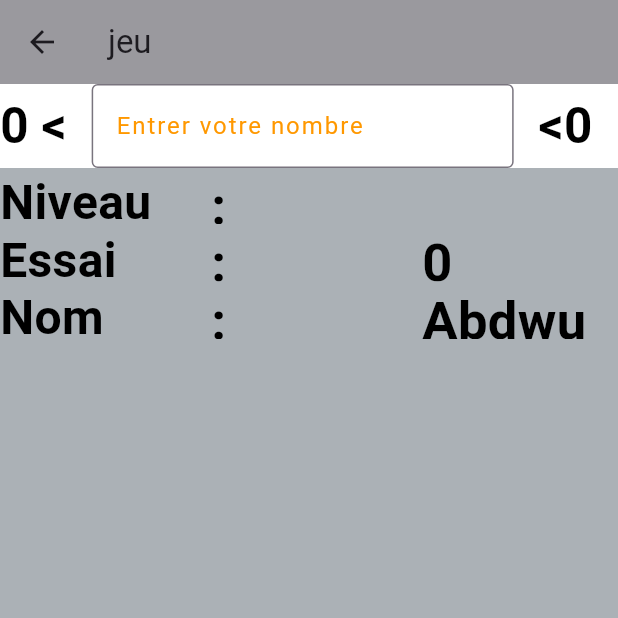
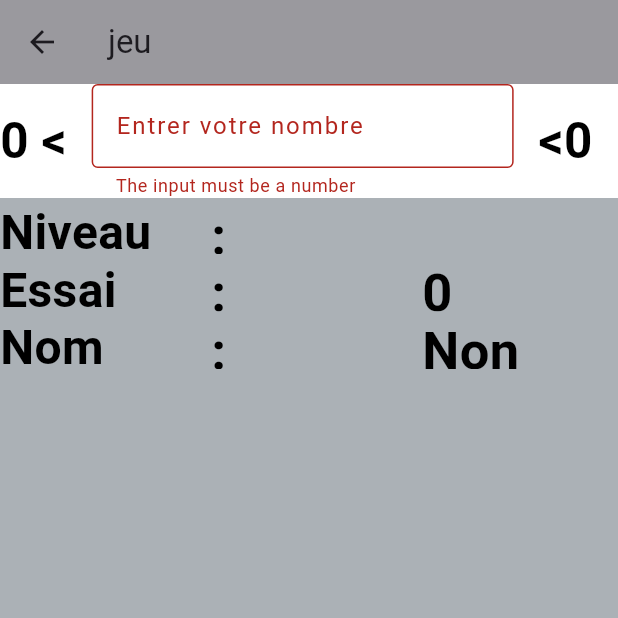
Before and after one commit to Yannis-barache/nombre_mystere, a Flutter app: the GamePage screen opened directly with empty values, on a phone screen of 412 x 824 dp, the top half of it. Run offline on Flutter 3.47's test engine with Material 3 defaults, Android fonts, the phone set to English and light mode, and no system bars; our stand-ins replace go_router, sqflite, sqflite_common; missing offline and left inert: dart:ffi; accounts and stored records are empty.

Commit message:
mise en place de la connecyion et de la bd pour un joueur

```diff
--- a/lib/const.dart
+++ b/lib/const.dart
@@ -0,0 +1,4 @@
+
+import 'package:nombre_mystere/model/classe/joueur.dart';
+
+Joueur leJoueur = Joueur(pseudo: 'Non connecté');
--- a/lib/main.dart
+++ b/lib/main.dart
@@ -1,7 +1,11 @@
 import 'package:flutter/material.dart';
 import 'package:go_router/go_router.dart';
+import 'package:nombre_mystere/model/sql/bd.dart';
+
 import 'package:nombre_mystere/MyApp.dart';
 
 void main() {
+
+
   runApp(const MyApp());
 }
--- a/lib/pages/Gamepage.dart
+++ b/lib/pages/Gamepage.dart
@@ -3,6 +3,7 @@ import 'dart:ffi';
 
 import 'package:flutter/material.dart';
 import 'package:nombre_mystere/model/classeBD/Level_BD.dart';
+import 'package:nombre_mystere/const.dart';
 import 'package:nombre_mystere/style/input.dart';
 
 
@@ -25,7 +26,7 @@ class FindNumber extends State<GamePage> {
   int nbEssais = 0;
   int currentRangeMin = 0;
   int currentRangeMax = 0;
-
+  String nomUser = leJoueur.pseudo;
 
   double calculateTextSize(BuildContext context, double screenHeight) {
     // Calculer la taille du texte en fonction de la hauteur de l'écran
@@ -207,9 +208,9 @@ class FindNumber extends State<GamePage> {
                             color: Colors.black,
                           ),
                         ),
-                      const Text(
-                          'Abdwu',
-                          style: TextStyle(
+                      Text(
+                          nomUser,
+                          style: const TextStyle(
                             fontSize: 35, // Taille fixe pour le moment
                             fontWeight: FontWeight.bold,
                             color: Colors.black,
--- a/lib/pages/ScorePage.dart
+++ b/lib/pages/ScorePage.dart
@@ -6,6 +6,10 @@ class ScorePage extends StatelessWidget {
 
   @override
   Widget build(BuildContext context) {
-    return FutureBuilder(future: , builder: builder)
+    return const Scaffold(
+      body: Center(
+        child: Text('Score Page'),
+      ),
+    );
   }
 }
--- a/lib/router.dart
+++ b/lib/router.dart
@@ -5,6 +5,7 @@ import 'package:nombre_mystere/pages/HomePage.dart';
 import 'package:nombre_mystere/pages/RulesPage.dart';
 import 'package:nombre_mystere/pages/LevelPage.dart';
 import 'package:nombre_mystere/pages/GamePage.dart';
+import 'package:nombre_mystere/pages/LoginPage.dart';
 
 final GlobalKey<NavigatorState> _goRouterKey = GlobalKey<NavigatorState>();
 final GlobalKey<NavigatorState> _shellRouteKey = GlobalKey<NavigatorState>();
@@ -31,6 +32,14 @@ class AppRouter {
             },
           ),
           GoRoute(
+            // page de jeu avec l'id du niveau
+            path: 'login',
+            parentNavigatorKey: _goRouterKey,
+            builder: (context, state) {
+              return const LoginPage();
+            },
+          ),
+          GoRoute(
             path: 'niveaux',
             parentNavigatorKey: _goRouterKey,
             builder: (context, state) {
@@ -45,6 +54,14 @@ class AppRouter {
               return GamePage(idNiveau: int.parse(state.pathParameters['id']!));
             },
           ),
+          GoRoute(
+            path: 'score/:id',
+            parentNavigatorKey: _goRouterKey,
+            builder: (context, state) {
+              return const RulesPage();
+            },
+          ),
+
         ],
       ),
     ],
--- a/lib/style/input.dart
+++ b/lib/style/input.dart
@@ -1,9 +1,8 @@
-
 import 'package:flutter/material.dart';
-
+import 'package:flutter/services.dart';
 
 class InputNombre extends StatelessWidget {
-  const InputNombre({super.key});
+  const InputNombre({Key? key});
 
   @override
   Widget build(BuildContext context) {
@@ -15,7 +14,7 @@ class InputNombre extends StatelessWidget {
         // by default, but the theme's error color if the input decorator
         // is in its error state.
         labelStyle: MaterialStateTextStyle.resolveWith(
-              (Set<MaterialState> states) {
+          (Set<MaterialState> states) {
             final Color color = states.contains(MaterialState.error)
                 ? Theme.of(context).colorScheme.error
                 : Colors.orange;
@@ -23,14 +22,19 @@ class InputNombre extends StatelessWidget {
           },
         ),
       ),
+      keyboardType: TextInputType.number, // Only allows numeric input
+      inputFormatters: <TextInputFormatter>[
+        FilteringTextInputFormatter.digitsOnly // Only allows digits
+      ],
       validator: (String? value) {
-        // Si la veleur est un nombre, on retourne null
-        if (value != null && double.tryParse(value) != null) {
-          return 'The name must be a string';
+        // If the value is not a number, return an error message
+        if (value != null && double.tryParse(value) == null) {
+          return 'The input must be a number';
         }
         return null;
       },
       autovalidateMode: AutovalidateMode.always,
     );
+    //
   }
 }
```
Also changed, not shown: lib/model/classe/joueur.dart (added, +35 -0 lines), lib/model/classeBD/Joueur_BD.dart (added, +80 -0 lines), lib/model/sql/bd.dart (+5 -3 lines), lib/pages/HomePage.dart (+25 -6 lines), lib/pages/LoginPage.dart (added, +56 -0 lines).
